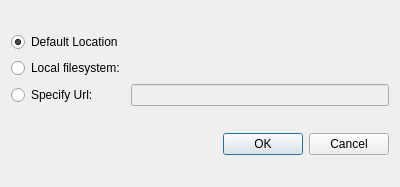
Qt form src/plugins/mercurial/srcdestdialog.ui (qt-creator/qt-creator) before a commit.
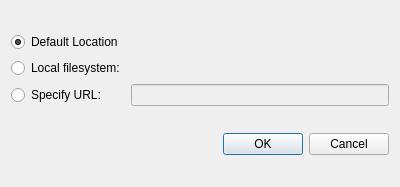
The same form after that commit. Custom widgets are drawn as their Qt base class.

Diff of the .ui file:
```diff
--- a/src/plugins/mercurial/srcdestdialog.ui
+++ b/src/plugins/mercurial/srcdestdialog.ui
@@ -39,7 +39,7 @@
         <string>e.g. https://[user[:pass]@]host[:port]/[path]</string>
        </property>
        <property name="text">
-        <string>Specify Url:</string>
+        <string>Specify URL:</string>
        </property>
       </widget>
      </item>
```
